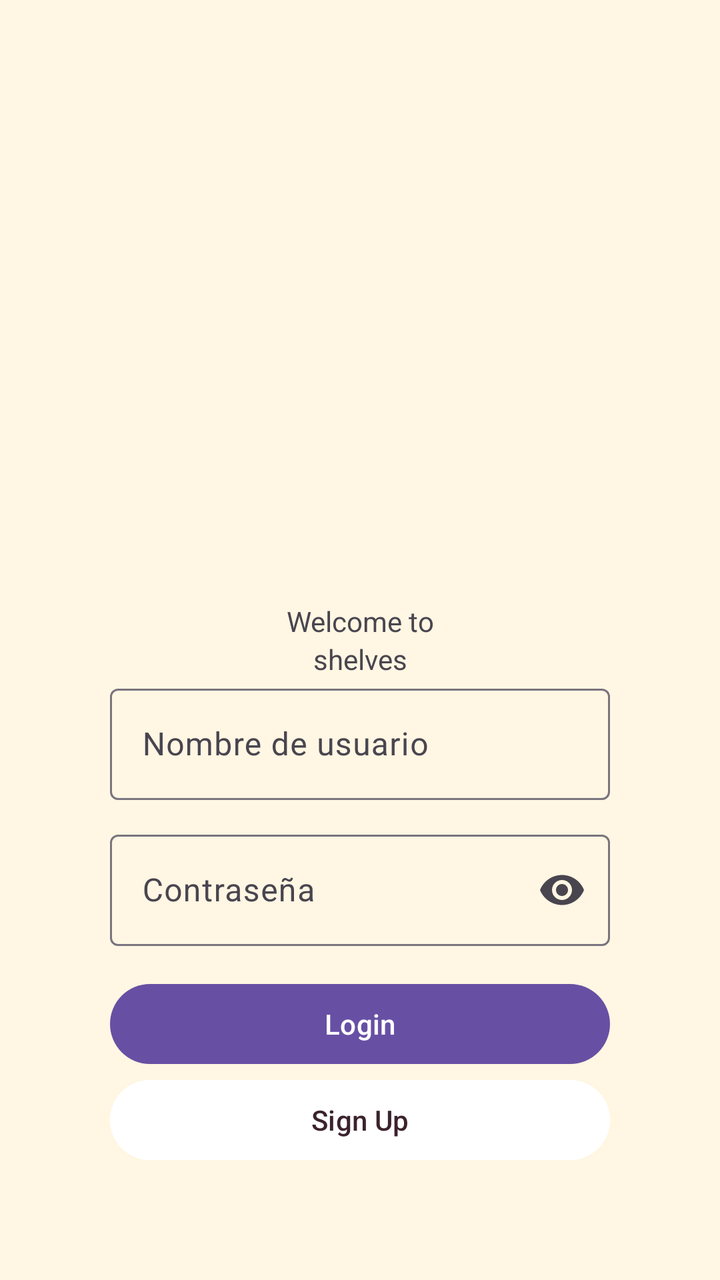
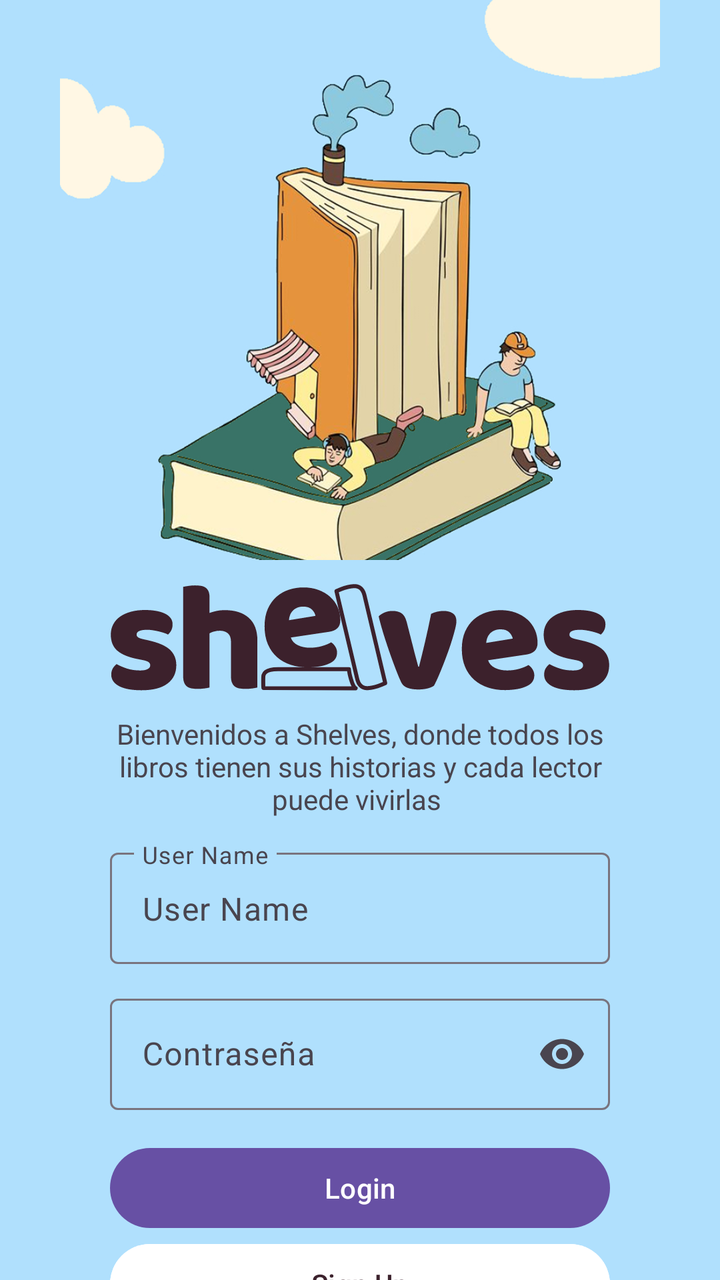

Screens rendered from an Android XML layout before and after an edit, with the pre-edit source and the edit as a unified diff.
<!-- AndroidManifest.xml: application theme Theme.Shelves -->
<!-- res/layout/activity_login.xml -->
<?xml version="1.0" encoding="utf-8"?>
<androidx.constraintlayout.widget.ConstraintLayout xmlns:android="http://schemas.android.com/apk/res/android"
    xmlns:app="http://schemas.android.com/apk/res-auto"
    xmlns:tools="http://schemas.android.com/tools"
    android:id="@+id/main"
    android:layout_width="match_parent"
    android:layout_height="match_parent"
    tools:context=".LoginActivity"
    android:background="@color/crema"
    >

    <ImageView
        android:id="@+id/imgLogo"
        android:layout_width="wrap_content"
        android:layout_height="wrap_content"
        app:layout_constraintTop_toTopOf="parent"
        app:layout_constraintStart_toStartOf="parent"
        app:layout_constraintEnd_toEndOf="parent"
        app:layout_constraintBottom_toTopOf="@+id/textIntro"
        />

    <LinearLayout
        android:id="@+id/textIntro"
        android:layout_width="wrap_content"
        android:layout_height="wrap_content"
        app:layout_constraintStart_toStartOf="parent"
        app:layout_constraintTop_toTopOf="parent"
        app:layout_constraintBottom_toBottomOf="parent"
        app:layout_constraintEnd_toEndOf="parent"
        android:orientation="vertical"
        android:gravity="center"
        >
        <TextView
            android:layout_width="wrap_content"
            android:layout_height="wrap_content"
            android:text="Welcome to"
            />
        <TextView
            android:layout_width="wrap_content"
            android:layout_height="wrap_content"
            android:text="shelves"
            />
    </LinearLayout>
    <LinearLayout
        android:layout_width="wrap_content"
        android:layout_height="wrap_content"
        app:layout_constraintTop_toBottomOf="@+id/textIntro"
        app:layout_constraintStart_toStartOf="parent"
        app:layout_constraintEnd_toEndOf="parent"
        android:orientation="vertical"
        android:focusable="true"
        android:focusableInTouchMode="true"
        >
        <com.google.android.material.textfield.TextInputLayout
            android:layout_width="250dp"
            android:layout_height="wrap_content"
            android:hint="Nombre de usuario"
            style="@style/Widget.Material3.TextInputLayout.OutlinedBox"
            app:layout_constraintEnd_toEndOf="parent">

            <com.google.android.material.textfield.TextInputEditText
                android:layout_width="match_parent"
                android:layout_height="wrap_content"
                android:inputType="textPersonName"
                android:maxLines="1" />

        </com.google.android.material.textfield.TextInputLayout>
        <com.google.android.material.textfield.TextInputLayout
            android:layout_width="250dp"
            android:layout_height="wrap_content"
            android:hint="Contraseña"
            app:endIconMode="password_toggle"
            style="@style/Widget.Material3.TextInputLayout.OutlinedBox"
            android:layout_marginTop="12dp">
            <com.google.android.material.textfield.TextInputEditText
                android:layout_width="match_parent"
                android:layout_height="wrap_content"
                android:inputType="textPassword" />
        </com.google.android.material.textfield.TextInputLayout>
        <Button
            android:layout_width="250dp"
            android:layout_height="wrap_content"
            android:text="Login"
            android:layout_marginTop="15dp"
            />
        <Button
            android:layout_width="250dp"
            android:layout_height="wrap_content"
            android:text="Sign Up"
            android:backgroundTint="@color/white"
            android:textColor="@color/midnight_violet"
            />

    </LinearLayout>

</androidx.constraintlayout.widget.ConstraintLayout>
<!-- resources referenced by this layout -->
<resources>
  <color name="crema">#FFF6E3</color>
  <color name="midnight_violet">#3C222D</color>
  <color name="white">#FFFFFF</color>
  <style name="Theme.Shelves" parent="Base.Theme.Shelves" />
  <style name="Base.Theme.Shelves" parent="Theme.Material3.DayNight.NoActionBar">
          
          
      </style>
</resources>

<!-- the commit's change to res/layout/activity_login.xml (unified diff, before → after) -->
@@ -6,39 +6,46 @@
     android:layout_width="match_parent"
     android:layout_height="match_parent"
     tools:context=".LoginActivity"
-    android:background="@color/crema"
+    android:background="@color/icy_blue"
     >
 
     <ImageView
-        android:id="@+id/imgLogo"
-        android:layout_width="wrap_content"
-        android:layout_height="wrap_content"
+        android:id="@+id/imglogin"
+        android:layout_width="300dp"
+        android:layout_height="280dp"
+        android:scaleType="centerCrop"
+        android:src="@mipmap/fondo_login"
         app:layout_constraintTop_toTopOf="parent"
         app:layout_constraintStart_toStartOf="parent"
+        app:layout_constraintEnd_toEndOf="parent"/>
+
+    <ImageView
+        android:id="@+id/imgLogo"
+        android:layout_width="250dp"
+        android:layout_height="wrap_content"
+        android:adjustViewBounds="true"
+        android:scaleType="fitCenter"
+        android:src="@drawable/logo_shelves"
+        app:layout_constraintTop_toBottomOf="@id/imglogin"
+        app:layout_constraintStart_toStartOf="parent"
         app:layout_constraintEnd_toEndOf="parent"
-        app:layout_constraintBottom_toTopOf="@+id/textIntro"
-        />
+        android:layout_margin="12dp"/>
 
     <LinearLayout
         android:id="@+id/textIntro"
         android:layout_width="wrap_content"
         android:layout_height="wrap_content"
+        app:layout_constraintTop_toBottomOf="@+id/imgLogo"
         app:layout_constraintStart_toStartOf="parent"
-        app:layout_constraintTop_toTopOf="parent"
-        app:layout_constraintBottom_toBottomOf="parent"
         app:layout_constraintEnd_toEndOf="parent"
         android:orientation="vertical"
-        android:gravity="center"
+        android:layout_marginTop="12dp"
         >
         <TextView
-            android:layout_width="wrap_content"
+            android:layout_width="250dp"
+            android:textAlignment="center"
             android:layout_height="wrap_content"
-            android:text="Welcome to"
-            />
-        <TextView
-            android:layout_width="wrap_content"
-            android:layout_height="wrap_content"
-            android:text="shelves"
+            android:text="Bienvenidos a Shelves, donde todos los libros tienen sus historias y cada lector puede vivirlas "
             />
     </LinearLayout>
     <LinearLayout
@@ -52,18 +59,18 @@
         android:focusableInTouchMode="true"
         >
         <com.google.android.material.textfield.TextInputLayout
-            android:layout_width="250dp"
+            android:layout_width="match_parent"
             android:layout_height="wrap_content"
-            android:hint="Nombre de usuario"
-            style="@style/Widget.Material3.TextInputLayout.OutlinedBox"
-            app:layout_constraintEnd_toEndOf="parent">
+            android:hint="User Name"
+            app:expandedHintEnabled="false"
+            app:placeholderText="User Name"
+            app:endIconMode="clear_text"
+            android:layout_marginTop="12dp">
 
             <com.google.android.material.textfield.TextInputEditText
                 android:layout_width="match_parent"
                 android:layout_height="wrap_content"
-                android:inputType="textPersonName"
-                android:maxLines="1" />
-
+                android:inputType="text" />
         </com.google.android.material.textfield.TextInputLayout>
         <com.google.android.material.textfield.TextInputLayout
             android:layout_width="250dp"
<!-- resource entries referenced after the edit -->
@@ -1,8 +1,10 @@
 <!-- resources referenced by this layout -->
 <resources>
-  <color name="crema">#FFF6E3</color>
+  <color name="icy_blue">#B0E0FD</color>
   <color name="midnight_violet">#3C222D</color>
   <color name="white">#FFFFFF</color>
+  <!-- drawable logo_shelves: vector/xml drawable (drawable, 10366 chars, omitted) -->
+  <!-- mipmap fondo_login: png bitmap (mipmap-hdpi, 336724 bytes) -->
   <style name="Theme.Shelves" parent="Base.Theme.Shelves" />
   <style name="Base.Theme.Shelves" parent="Theme.Material3.DayNight.NoActionBar">
           
